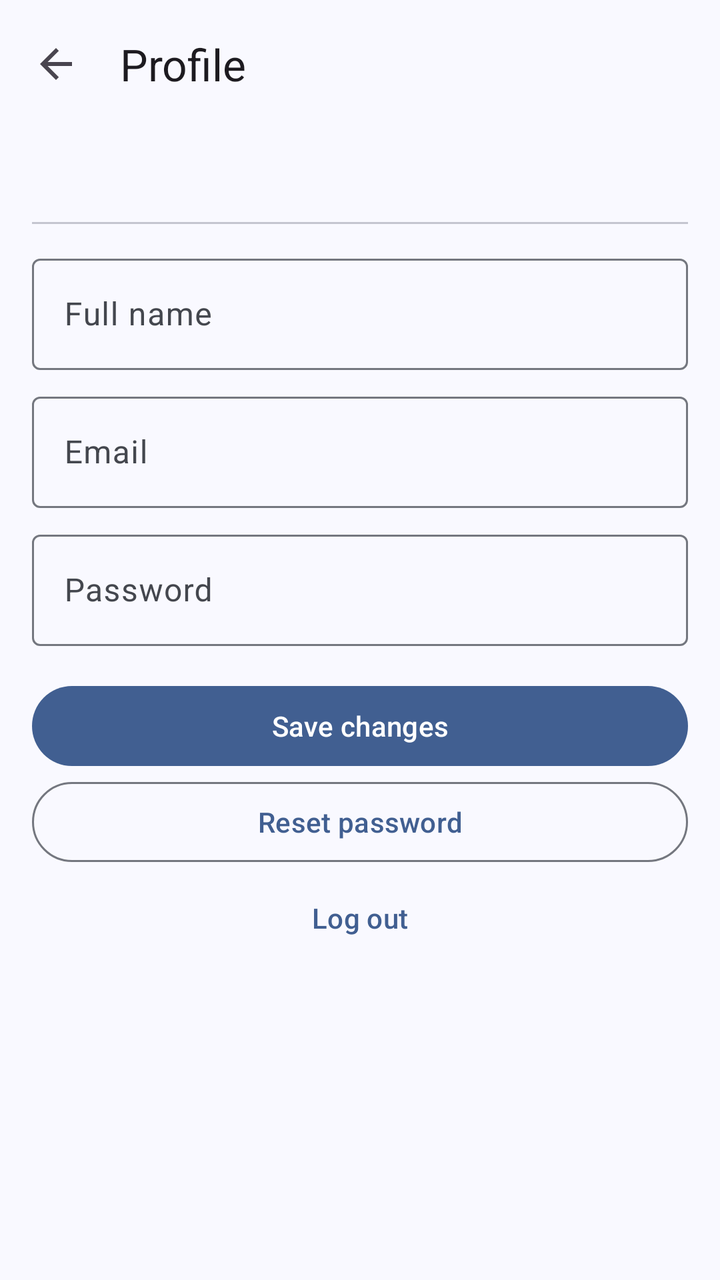
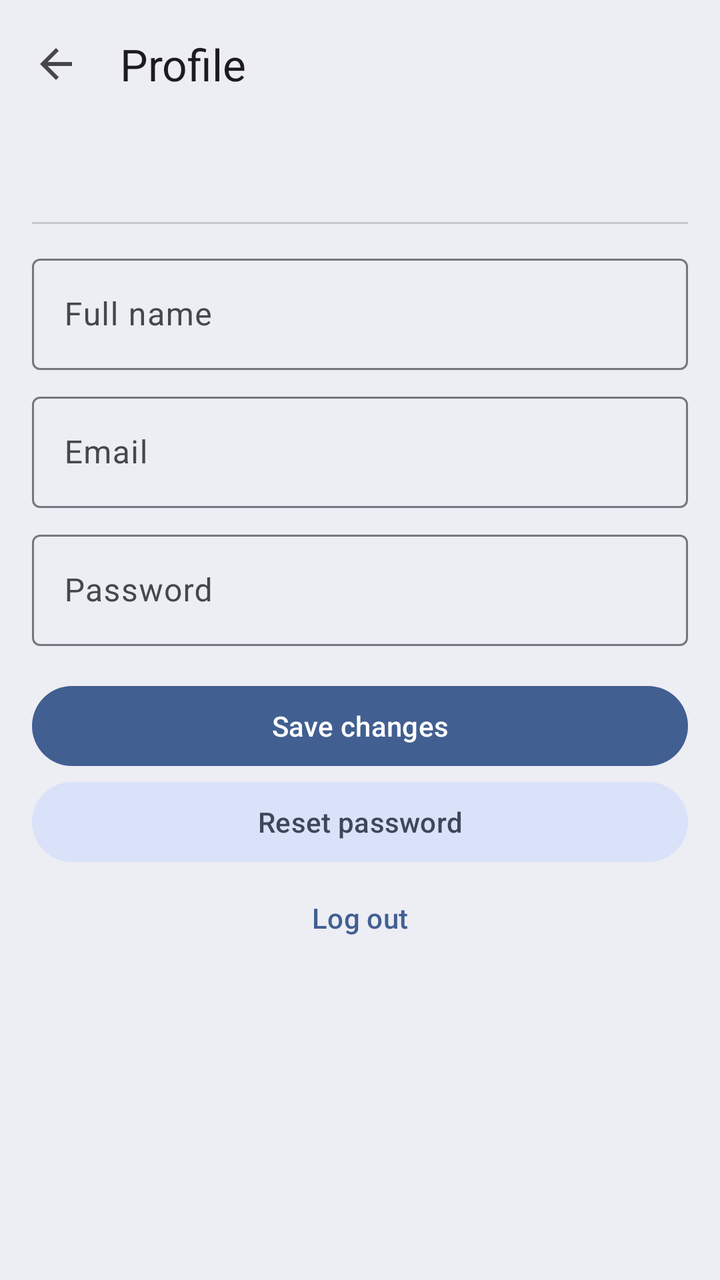

Screens rendered from an Android XML layout before and after an edit, with the pre-edit source and the edit as a unified diff.
<!-- AndroidManifest.xml: application theme Theme.Ticketree -->
<!-- res/layout/activity_profile.xml -->
<?xml version="1.0" encoding="utf-8"?>
<LinearLayout xmlns:android="http://schemas.android.com/apk/res/android"
    xmlns:app="http://schemas.android.com/apk/res-auto"
    android:layout_width="match_parent"
    android:layout_height="match_parent"
    android:fitsSystemWindows="true"
    android:orientation="vertical">
    <com.google.android.material.appbar.MaterialToolbar
        android:id="@+id/toolbar"
        android:layout_width="match_parent"
        android:layout_height="?attr/actionBarSize"
        app:navigationContentDescription="Back"
        app:navigationIcon="@drawable/ic_back"
        app:title="Profile" />
<ScrollView xmlns:android="http://schemas.android.com/apk/res/android"
    android:layout_width="match_parent"
    android:layout_height="0dp"
    android:layout_weight="1">

    <LinearLayout
        android:layout_width="match_parent"
        android:layout_height="wrap_content"
        android:orientation="vertical"
        android:padding="16dp">

        <com.google.android.material.textview.MaterialTextView
            android:id="@+id/tvRole"
            android:layout_width="match_parent"
            android:layout_height="wrap_content" />

        <com.google.android.material.divider.MaterialDivider
            android:layout_width="match_parent"
            android:layout_height="wrap_content"
            android:layout_marginVertical="12dp" />

        <com.google.android.material.textfield.TextInputLayout
        android:id="@+id/tilName"
            style="@style/Widget.Material3.TextInputLayout.OutlinedBox"
            android:layout_width="match_parent"
            android:layout_height="wrap_content"
            android:hint="Full name">

            <com.google.android.material.textfield.TextInputEditText
                android:id="@+id/etName"
                android:layout_width="match_parent"
                android:layout_height="wrap_content"
                android:inputType="textPersonName" />
        </com.google.android.material.textfield.TextInputLayout>

        <com.google.android.material.textfield.TextInputLayout
        android:id="@+id/tilEmail"
            style="@style/Widget.Material3.TextInputLayout.OutlinedBox"
            android:layout_width="match_parent"
            android:layout_height="wrap_content"
            android:layout_marginTop="8dp"
            android:hint="Email">

            <com.google.android.material.textfield.TextInputEditText
                android:id="@+id/etEmail"
                android:layout_width="match_parent"
                android:layout_height="wrap_content"
                android:inputType="textEmailAddress" />
        </com.google.android.material.textfield.TextInputLayout>

        <com.google.android.material.textfield.TextInputLayout
        android:id="@+id/tilPassword"
            style="@style/Widget.Material3.TextInputLayout.OutlinedBox"
            android:layout_width="match_parent"
            android:layout_height="wrap_content"
            android:layout_marginTop="8dp"
            android:hint="Password">

            <com.google.android.material.textfield.TextInputEditText
                android:id="@+id/etPassword"
                android:layout_width="match_parent"
                android:layout_height="wrap_content"
                android:inputType="textPassword" />
        </com.google.android.material.textfield.TextInputLayout>

        <LinearLayout
            android:id="@+id/organizerFields"
            android:layout_width="match_parent"
            android:layout_height="wrap_content"
            android:orientation="vertical"
            android:visibility="gone">

            <com.google.android.material.textfield.TextInputLayout
                android:id="@+id/tilPhone"
                style="@style/Widget.Material3.TextInputLayout.OutlinedBox"
                android:layout_width="match_parent"
                android:layout_height="wrap_content"
                android:layout_marginTop="8dp"
                android:hint="Contact number">

                <com.google.android.material.textfield.TextInputEditText
                    android:id="@+id/etPhone"
                    android:layout_width="match_parent"
                    android:layout_height="wrap_content"
                    android:inputType="phone" />
            </com.google.android.material.textfield.TextInputLayout>

            <com.google.android.material.textfield.TextInputLayout
                android:id="@+id/tilAbout"
                style="@style/Widget.Material3.TextInputLayout.OutlinedBox"
                android:layout_width="match_parent"
                android:layout_height="wrap_content"
                android:layout_marginTop="8dp"
                android:hint="About the organization">

                <com.google.android.material.textfield.TextInputEditText
                    android:id="@+id/etAbout"
                    android:layout_width="match_parent"
                    android:layout_height="wrap_content"
                    android:inputType="textMultiLine"
                    android:minLines="2" />
            </com.google.android.material.textfield.TextInputLayout>
        </LinearLayout>

        <com.google.android.material.button.MaterialButton
            android:id="@+id/btnSave"
            android:layout_width="match_parent"
            android:layout_height="wrap_content"
            android:layout_marginTop="16dp"
            android:text="Save changes" />

        <com.google.android.material.button.MaterialButton
            android:id="@+id/btnReset"
            style="@style/Widget.Material3.Button.OutlinedButton"
            android:layout_width="match_parent"
            android:layout_height="wrap_content"
            android:text="Reset password" />

        <com.google.android.material.button.MaterialButton
            android:id="@+id/btnLogout"
            style="@style/Widget.Material3.Button.TextButton"
            android:layout_width="match_parent"
            android:layout_height="wrap_content"
            android:text="Log out" />
    </LinearLayout>
</ScrollView>
</LinearLayout>
<!-- resources referenced by this layout -->
<resources>
  <!-- drawable ic_back (drawable) -->
  <vector xmlns:android="http://schemas.android.com/apk/res/android"
      android:width="24dp"
      android:height="24dp"
      android:tint="?attr/colorControlNormal"
      android:viewportWidth="24"
      android:viewportHeight="24">
      <path
          android:fillColor="@android:color/white"
          android:pathData="M20,11H7.83l5.59,-5.59L12,4l-8,8 8,8 1.41,-1.41L7.83,13H20v-2z" />
  </vector>
  <style name="Theme.Ticketree" parent="AppTheme">
          <item name="android:windowSoftInputMode">adjustResize</item>
          <item name="android:windowAnimationStyle">@style/Animation.Ticketree</item>
      </style>
  <style name="Animation.Ticketree" parent="@android:style/Animation.Activity">
          <item name="android:activityOpenEnterAnimation">@anim/screen_open_enter</item>
          <item name="android:activityOpenExitAnimation">@anim/screen_open_exit</item>
          <item name="android:activityCloseEnterAnimation">@anim/screen_close_enter</item>
          <item name="android:activityCloseExitAnimation">@anim/screen_close_exit</item>
      </style>
  <color name="md_theme_primary">#415F91</color>
  <color name="md_theme_onPrimary">#FFFFFF</color>
  <color name="md_theme_primaryContainer">#D6E3FF</color>
  <color name="md_theme_onPrimaryContainer">#284777</color>
  <color name="md_theme_secondary">#565F71</color>
  <color name="md_theme_onSecondary">#FFFFFF</color>
  <color name="md_theme_secondaryContainer">#DAE2F9</color>
  <color name="md_theme_onSecondaryContainer">#3E4759</color>
  <color name="md_theme_tertiary">#705575</color>
  <color name="md_theme_onTertiary">#FFFFFF</color>
  <color name="md_theme_tertiaryContainer">#FAD8FD</color>
  <color name="md_theme_onTertiaryContainer">#573E5C</color>
  <color name="md_theme_error">#BA1A1A</color>
  <color name="md_theme_onError">#FFFFFF</color>
  <color name="md_theme_errorContainer">#FFDAD6</color>
  <color name="md_theme_onErrorContainer">#93000A</color>
  <color name="md_theme_background">#F9F9FF</color>
  <color name="md_theme_onBackground">#191C20</color>
  <color name="md_theme_surface">#F9F9FF</color>
  <color name="md_theme_onSurface">#191C20</color>
  <color name="md_theme_surfaceVariant">#E0E2EC</color>
  <color name="md_theme_onSurfaceVariant">#44474E</color>
  <color name="md_theme_outline">#74777F</color>
  <color name="md_theme_outlineVariant">#C4C6D0</color>
  <color name="md_theme_inverseSurface">#2E3036</color>
  <color name="md_theme_inverseOnSurface">#F0F0F7</color>
  <color name="md_theme_inversePrimary">#AAC7FF</color>
  <color name="md_theme_primaryFixed">#D6E3FF</color>
  <color name="md_theme_onPrimaryFixed">#001B3E</color>
  <color name="md_theme_primaryFixedDim">#AAC7FF</color>
  <color name="md_theme_onPrimaryFixedVariant">#284777</color>
  <color name="md_theme_secondaryFixed">#DAE2F9</color>
  <color name="md_theme_onSecondaryFixed">#131C2B</color>
  <color name="md_theme_secondaryFixedDim">#BEC6DC</color>
  <color name="md_theme_onSecondaryFixedVariant">#3E4759</color>
  <color name="md_theme_tertiaryFixed">#FAD8FD</color>
  <color name="md_theme_onTertiaryFixed">#28132E</color>
  <color name="md_theme_tertiaryFixedDim">#DDBCE0</color>
  <color name="md_theme_onTertiaryFixedVariant">#573E5C</color>
  <color name="md_theme_surfaceDim">#D9D9E0</color>
  <color name="md_theme_surfaceBright">#F9F9FF</color>
  <color name="md_theme_surfaceContainerLowest">#FFFFFF</color>
  <color name="md_theme_surfaceContainerLow">#F3F3FA</color>
  <color name="md_theme_surfaceContainer">#EDEDF4</color>
  <color name="md_theme_surfaceContainerHigh">#E7E8EE</color>
  <color name="md_theme_surfaceContainerHighest">#E2E2E9</color>
  <!-- unchanged entries left out for length: 1 -->
</resources>

<!-- the commit's change to res/layout/activity_profile.xml (unified diff, before → after) -->
@@ -7,6 +7,7 @@
     android:orientation="vertical">
     <com.google.android.material.appbar.MaterialToolbar
         android:id="@+id/toolbar"
+        android:background="?attr/colorSurfaceContainer"
         android:layout_width="match_parent"
         android:layout_height="?attr/actionBarSize"
         app:navigationContentDescription="Back"
@@ -125,7 +126,7 @@
 
         <com.google.android.material.button.MaterialButton
             android:id="@+id/btnReset"
-            style="@style/Widget.Material3.Button.OutlinedButton"
+            style="@style/Widget.Material3.Button.TonalButton"
             android:layout_width="match_parent"
             android:layout_height="wrap_content"
             android:text="Reset password" />
<!-- resource entries referenced after the edit -->
@@ -14,6 +14,7 @@
   <style name="Theme.Ticketree" parent="AppTheme">
           <item name="android:windowSoftInputMode">adjustResize</item>
           <item name="android:windowAnimationStyle">@style/Animation.Ticketree</item>
+          <item name="android:windowBackground">?attr/colorSurfaceContainer</item>
       </style>
   <style name="Animation.Ticketree" parent="@android:style/Animation.Activity">
           <item name="android:activityOpenEnterAnimation">@anim/screen_open_enter</item>
